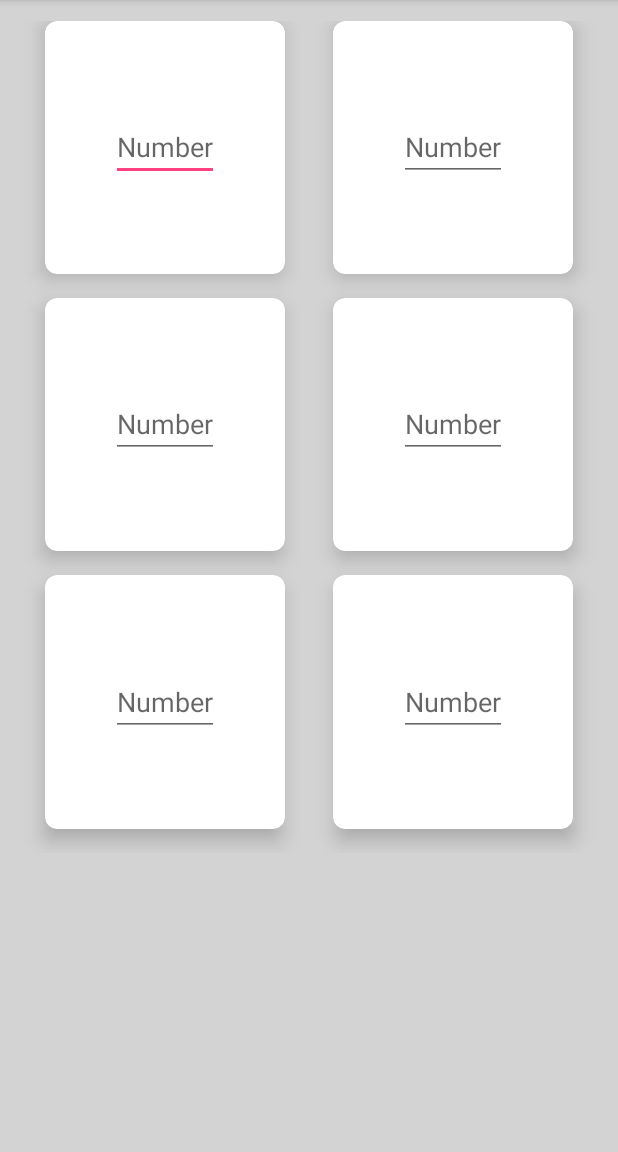
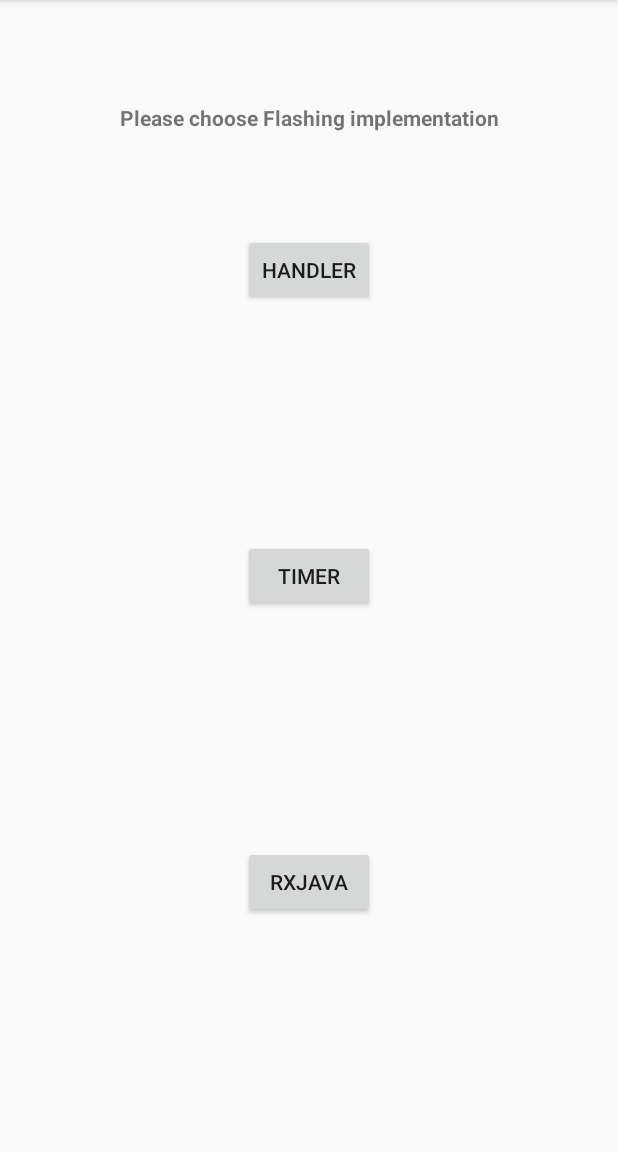
Before and after one commit to MTomi13/CurveNumbers, an Android app: the screen it shows after launch (SummarizeActivity before the commit, FlashSelectorActivity after it), on a phone screen of 412 x 824 dp, the part 84-1236 px from its top. Run offline under Robolectric (Android 15) with nearby library versions, the phone set to English and light mode, and no system bars; our stand-ins replace Dagger/Hilt's generated code.

Commit message:
create flashing implementation chooser activity

```diff
--- a/app/buildscripts/dependencies.gradle
+++ b/app/buildscripts/dependencies.gradle
@@ -5,6 +5,7 @@ dependencies {
     implementation rootProject.ext.libraries.appCompat
     implementation rootProject.ext.libraries.cardview
     implementation rootProject.ext.libraries.design
+    implementation rootProject.ext.libraries.constraintLayout
 
     //Test
     androidTestImplementation rootProject.ext.testLibraries.testRunner
@@ -33,4 +34,7 @@ dependencies {
     implementation rootProject.ext.libraries.livedata
     implementation rootProject.ext.libraries.viewmodel
     implementation rootProject.ext.libraries.lifecycleExtension
+
+    //utils
+    implementation rootProject.ext.libraries.stream
 }
--- a/app/src/main/AndroidManifest.xml
+++ b/app/src/main/AndroidManifest.xml
@@ -10,13 +10,14 @@
         android:roundIcon="@mipmap/ic_launcher_round"
         android:supportsRtl="true"
         android:theme="@style/AppTheme">
-        <activity android:name=".SummarizeActivity">
+        <activity android:name=".view.FlashSelectorActivity">
             <intent-filter>
                 <action android:name="android.intent.action.MAIN" />
 
                 <category android:name="android.intent.category.LAUNCHER" />
             </intent-filter>
         </activity>
+        <activity android:name=".view.SummarizeActivity" />
     </application>
 
 </manifest>
--- a/app/src/main/java/com/marton/tamas/curveappchallange/base/ViewModelFactory.kt
+++ b/app/src/main/java/com/marton/tamas/curveappchallange/common/ViewModelFactory.kt
@@ -1,10 +1,9 @@
-package com.marton.tamas.curveappchallange.base
+package com.marton.tamas.curveappchallange.common
 
 import android.arch.lifecycle.ViewModel
 import android.arch.lifecycle.ViewModelProvider
 import javax.inject.Inject
 import javax.inject.Provider
-import javax.inject.Singleton
 
 
 @Suppress("UNCHECKED_CAST")
--- a/app/src/main/java/com/marton/tamas/curveappchallange/di/ActivityBuilder.kt
+++ b/app/src/main/java/com/marton/tamas/curveappchallange/di/ActivityBuilder.kt
@@ -1,6 +1,6 @@
 package com.marton.tamas.curveappchallange.di
 
-import com.marton.tamas.curveappchallange.SummarizeActivity
+import com.marton.tamas.curveappchallange.view.SummarizeActivity
 import dagger.Module
 import dagger.android.ContributesAndroidInjector
 
--- a/app/src/main/java/com/marton/tamas/curveappchallange/di/SummarizeActivityModule.kt
+++ b/app/src/main/java/com/marton/tamas/curveappchallange/di/SummarizeActivityModule.kt
@@ -2,7 +2,7 @@ package com.marton.tamas.curveappchallange.di
 
 import android.arch.lifecycle.ViewModel
 import android.arch.lifecycle.ViewModelProvider
-import com.marton.tamas.curveappchallange.base.ViewModelFactory
+import com.marton.tamas.curveappchallange.common.ViewModelFactory
 import com.marton.tamas.curveappchallange.viewmodel.SummarizeViewModel
 import dagger.Binds
 import dagger.Module
--- a/app/src/main/java/com/marton/tamas/curveappchallange/flash/FlashingHandler.kt
+++ b/app/src/main/java/com/marton/tamas/curveappchallange/flash/FlashingHandler.kt
@@ -2,10 +2,11 @@ package com.marton.tamas.curveappchallange.flash
 
 import android.arch.lifecycle.MutableLiveData
 import android.os.Handler
+import com.marton.tamas.curveappchallange.common.FLASH_PERIOD
 
 
 class FlashingHandler {
-    val FLASH_PERIOD = 500L
+
 
     var doFlashing: MutableLiveData<Boolean> = MutableLiveData()
 
--- /dev/null
+++ b/app/src/main/java/com/marton/tamas/curveappchallange/view/FlashSelectorActivity.kt
@@ -0,0 +1,36 @@
+package com.marton.tamas.curveappchallange.view
+
+import android.content.Intent
+import android.os.Bundle
+import android.support.v7.app.AppCompatActivity
+import com.marton.tamas.curveappchallange.R
+import com.marton.tamas.curveappchallange.common.FLASHING_MODE
+import com.marton.tamas.curveappchallange.common.HANDLER
+import com.marton.tamas.curveappchallange.common.RXJAVA
+import com.marton.tamas.curveappchallange.common.TIMER
+import kotlinx.android.synthetic.main.activity_flash_selector.*
+
+
+class FlashSelectorActivity : AppCompatActivity() {
+
+    override fun onCreate(savedInstanceState: Bundle?) {
+        super.onCreate(savedInstanceState)
+        setContentView(R.layout.activity_flash_selector)
+
+        handler_btn.setOnClickListener {
+            startSummarizeActivity(HANDLER)
+        }
+        timer_btn.setOnClickListener {
+            startSummarizeActivity(TIMER)
+        }
+        rx_btn.setOnClickListener {
+            startSummarizeActivity(RXJAVA)
+        }
+    }
+
+    private fun startSummarizeActivity(flashingMode: Int) {
+        startActivity(Intent(this, SummarizeActivity::class.java).apply {
+            putExtra(FLASHING_MODE, flashingMode)
+        })
+    }
+}
--- /dev/null
+++ b/app/src/main/res/layout/activity_flash_selector.xml
@@ -0,0 +1,44 @@
+<?xml version="1.0" encoding="utf-8"?>
+<android.support.constraint.ConstraintLayout xmlns:android="http://schemas.android.com/apk/res/android"
+    xmlns:app="http://schemas.android.com/apk/res-auto"
+    android:layout_width="match_parent"
+    android:layout_height="match_parent">
+
+    <Button
+        android:id="@+id/handler_btn"
+        android:layout_width="wrap_content"
+        android:layout_height="wrap_content"
+        android:text="@string/handler_btn_title"
+        app:layout_constraintBottom_toTopOf="@+id/timer_btn"
+        app:layout_constraintEnd_toEndOf="parent"
+        app:layout_constraintStart_toStartOf="parent"
+        app:layout_constraintTop_toTopOf="parent" />
+
+    <Button
+        android:id="@+id/timer_btn"
+        android:layout_width="wrap_content"
+        android:layout_height="wrap_content"
+        android:text="@string/timer_btn_title"
+        app:layout_constraintBottom_toTopOf="@+id/rx_btn"
+        app:layout_constraintEnd_toEndOf="parent"
+        app:layout_constraintStart_toStartOf="parent"
+        app:layout_constraintTop_toBottomOf="@+id/handler_btn" />
+
+    <Button
+        android:id="@+id/rx_btn"
+        android:layout_width="wrap_content"
+        android:layout_height="wrap_content"
+        android:text="@string/rxjava_btn_title"
+        app:layout_constraintBottom_toBottomOf="parent"
+        app:layout_constraintEnd_toEndOf="parent"
+        app:layout_constraintStart_toStartOf="parent"
+        app:layout_constraintTop_toBottomOf="@+id/timer_btn" />
+
+    <TextView
+        android:id="@+id/textView"
+        style="@style/FlashingChooserText"
+        app:layout_constraintBottom_toTopOf="@+id/handler_btn"
+        app:layout_constraintEnd_toEndOf="parent"
+        app:layout_constraintStart_toStartOf="parent"
+        app:layout_constraintTop_toTopOf="parent" />
+</android.support.constraint.ConstraintLayout>
--- a/app/src/main/res/values/strings.xml
+++ b/app/src/main/res/values/strings.xml
@@ -4,4 +4,8 @@
     <string name="calculated">Calculated: %d</string>
     <string name="add_number">Please change any of the numbers!</string>
     <string name="format">%d</string>
+    <string name="handler_btn_title">Handler</string>
+    <string name="timer_btn_title">Timer</string>
+    <string name="rxjava_btn_title">RxJava</string>
+    <string name="flashing_implementation">Please choose Flashing implementation</string>
 </resources>
--- a/app/src/main/res/values/styles.xml
+++ b/app/src/main/res/values/styles.xml
@@ -26,4 +26,11 @@
         <item name="android:inputType">number</item>
         <item name="android:maxLength">9</item>
     </style>
+
+    <style name="FlashingChooserText">
+        <item name="android:layout_height">wrap_content</item>
+        <item name="android:layout_width">wrap_content</item>
+        <item name="android:text">@string/flashing_implementation</item>
+        <item name="android:textStyle">bold</item>
+    </style>
 </resources>
```
Also changed, not shown: app/src/main/java/com/marton/tamas/curveappchallange/common/Constants.kt (added, +8 -0 lines), app/src/main/java/com/marton/tamas/curveappchallange/view/SummarizeActivity.kt (renamed from app/src/main/java/com/marton/tamas/curveappchallange/SummarizeActivity.kt, +19 -4 lines), libraries.gradle (+6 -2 lines).
